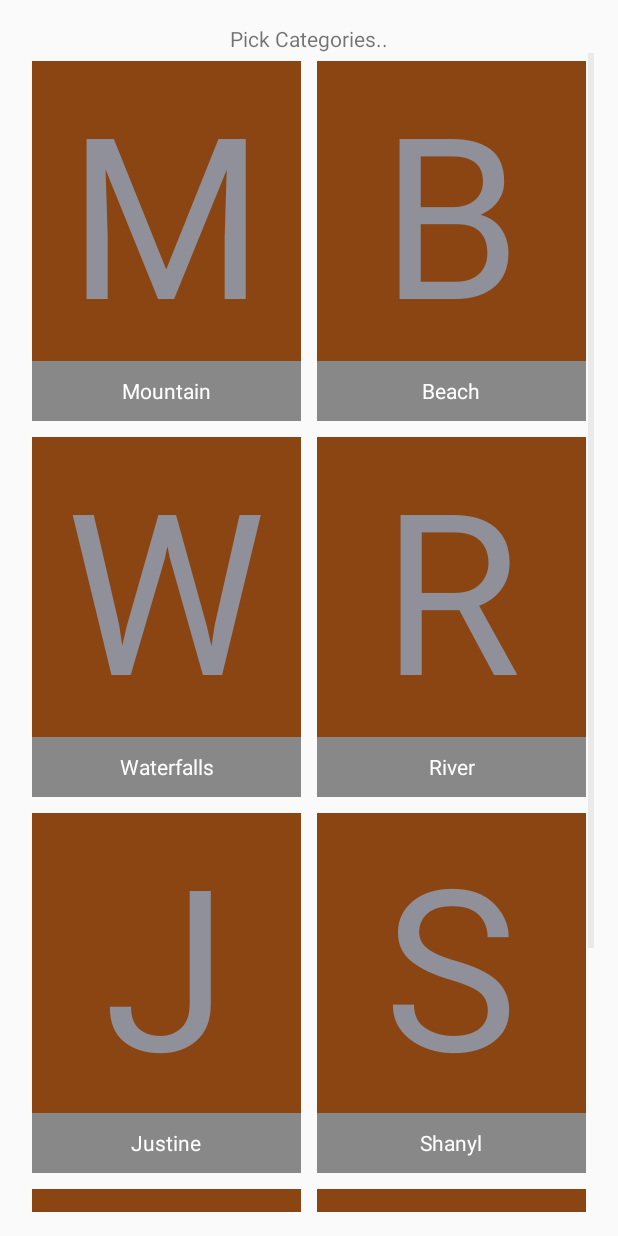
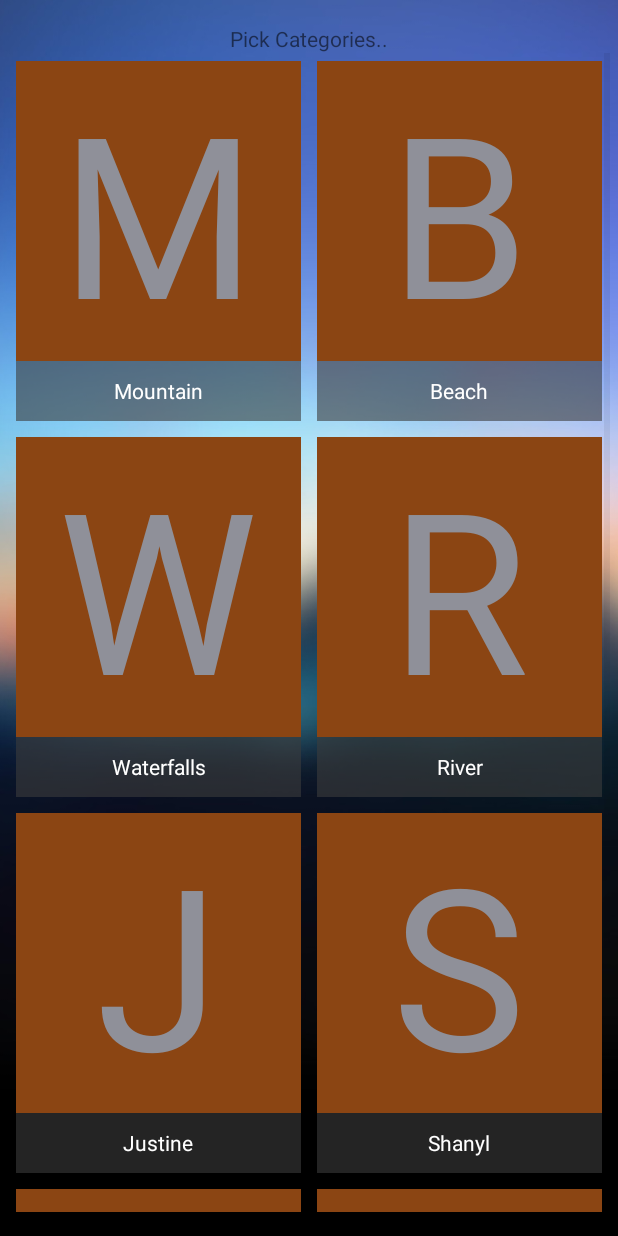
Before and after one commit to akoposijboholst/Tourista, an Android app: the ChooseTribeActivity screen opened directly, with no data from a screen before it, on a phone screen of 412 x 824 dp. Run offline under Robolectric (Android 15) with nearby library versions, the phone set to English and light mode, and no system bars.

Commit message:
Implemented Ugly Choose Category Activity

```diff
--- a/app/src/main/res/layout/activity_choose_tribe.xml
+++ b/app/src/main/res/layout/activity_choose_tribe.xml
@@ -5,10 +5,11 @@
     android:layout_width="match_parent"
     android:layout_height="match_parent"
     android:paddingBottom="@dimen/activity_vertical_margin"
-    android:paddingLeft="@dimen/activity_horizontal_margin"
-    android:paddingRight="@dimen/activity_horizontal_margin"
+    android:paddingLeft="5dp"
+    android:paddingRight="5dp"
     android:paddingTop="@dimen/activity_vertical_margin"
     tools:context="com.touristadev.tourista.ChooseTribeActivity"
+    android:background="@drawable/blurrybackground"
     android:orientation="vertical">
 
     <TextView
```
Also changed, not shown: app/src/main/res/drawable/blurrybackground.jpg (added).
